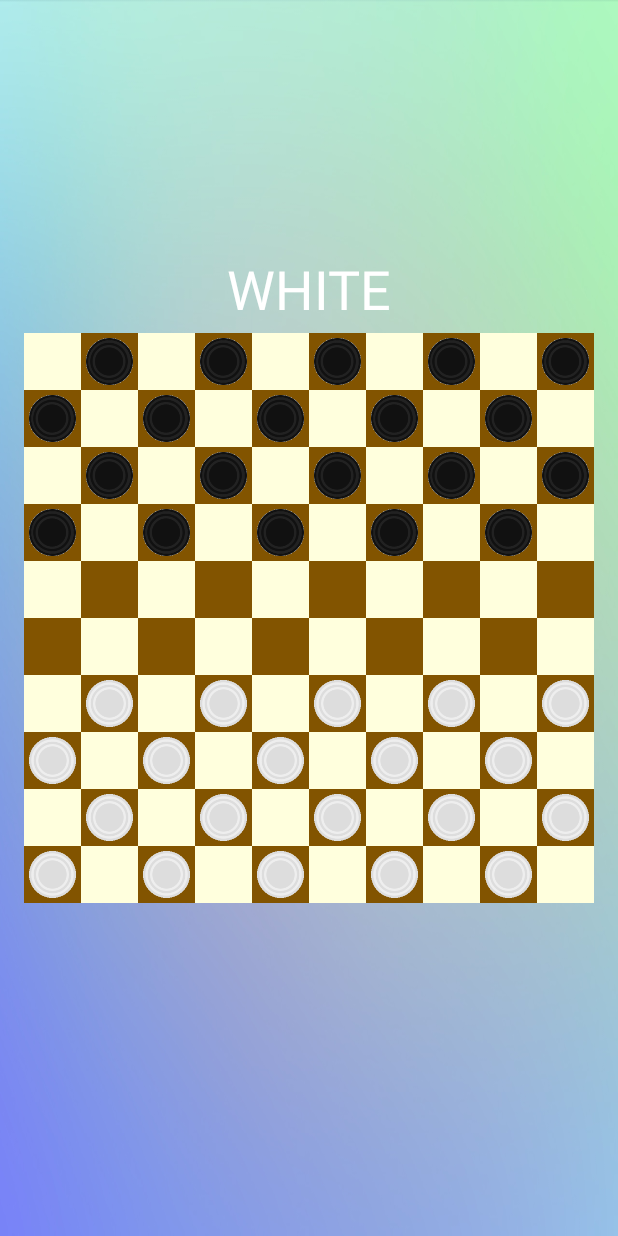
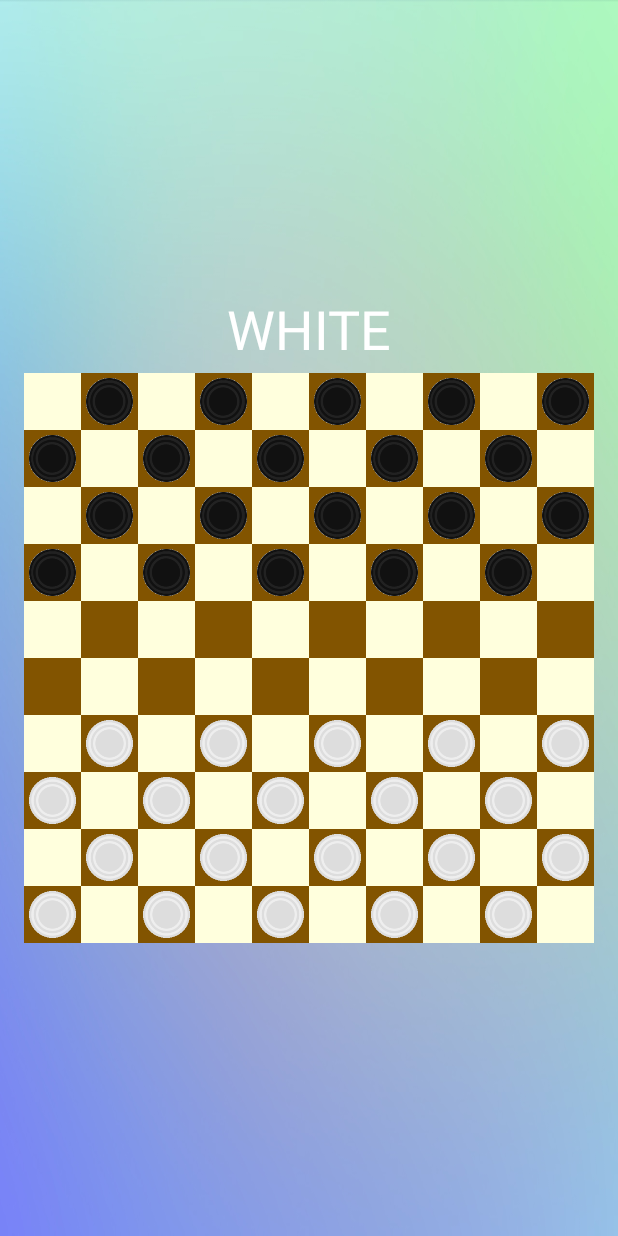
Before and after one commit to joren485/Draughts, an Android app: the GameActivity screen opened directly, with no data from a screen before it, on a phone screen of 412 x 824 dp. Run offline under Robolectric (Android 15) with nearby library versions, the phone set to English and light mode, and no system bars.

Commit message:
Slight improvement in layout of game activity

```diff
--- a/Draughts/app/src/main/res/layout/activity_checkers.xml
+++ b/Draughts/app/src/main/res/layout/activity_checkers.xml
@@ -10,14 +10,12 @@
     android:background="@drawable/background_blue_gradient"
     tools:context=".gui.GameActivity">
 
-    <GridView
-        android:id="@+id/gvChessBoard"
+    <LinearLayout
         android:layout_width="match_parent"
         android:layout_height="wrap_content"
         android:layout_centerInParent="true"
-        android:listSelector="@android:color/transparent"
-        >
-    </GridView>
+        android:orientation="vertical"
+        android:id="@+id/main">
 
         <TextView
             android:id="@+id/tvGameStatus"
@@ -28,8 +26,16 @@
             android:textSize="36sp"
             android:typeface="sans"
             android:textColor="@color/white"
-        android:layout_marginBottom="5sp"
-        android:layout_above="@id/gvChessBoard"/>
+            android:layout_marginBottom="5sp"/>
+
+        <GridView
+            android:id="@+id/gvChessBoard"
+            android:layout_width="match_parent"
+            android:layout_height="wrap_content"
+            android:listSelector="@android:color/transparent"
+            >
+        </GridView>
+    </LinearLayout>
 
     <GridView
         android:id="@+id/whitePieces"
@@ -37,7 +43,7 @@
         android:layout_height="wrap_content"
         android:horizontalSpacing="5dp"
         android:verticalSpacing="5dp"
-        android:layout_above="@id/tvGameStatus"
+        android:layout_above="@id/main"
         />
     <GridView
         android:id="@+id/blackPieces"
@@ -46,6 +52,6 @@
         android:layout_marginTop="36dp"
         android:horizontalSpacing="5dp"
         android:verticalSpacing="5dp"
-        android:layout_below="@id/gvChessBoard"
+        android:layout_below="@id/main"
         />
 </RelativeLayout>
```
Lines whose indentation alone changed are shown as unchanged.
